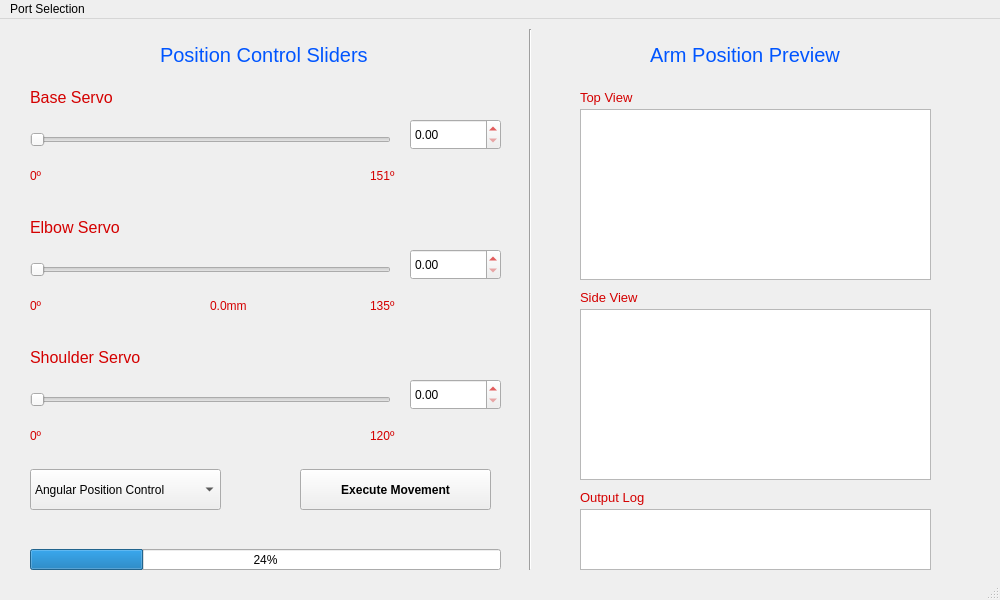
Before: the Qt Designer form pArm/GUI/InProgressGUI.ui in pArm-TFG/pArm-S1, drawn with Qt 5.
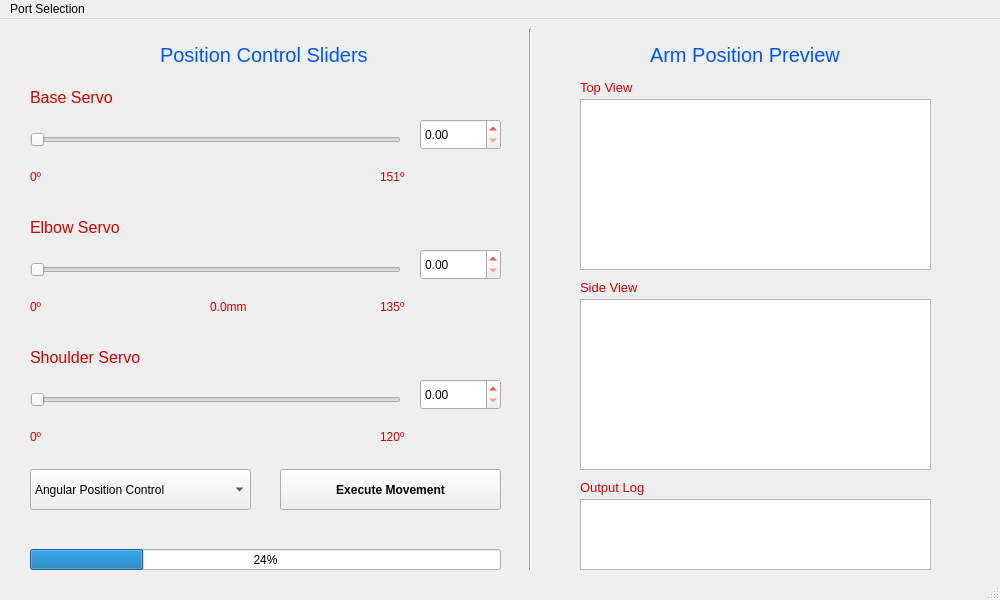
After: the same form once the commit is applied. Custom widgets are drawn as their Qt base class.

The edit to the form file:
```diff
--- a/pArm/GUI/InProgressGUI.ui
+++ b/pArm/GUI/InProgressGUI.ui
@@ -74,7 +74,7 @@
      <rect>
       <x>30</x>
       <y>110</y>
-      <width>361</width>
+      <width>371</width>
       <height>22</height>
      </rect>
     </property>
@@ -213,7 +213,7 @@
      <rect>
       <x>30</x>
       <y>240</y>
-      <width>361</width>
+      <width>371</width>
       <height>22</height>
      </rect>
     </property>
@@ -229,7 +229,7 @@
      <rect>
       <x>30</x>
       <y>370</y>
-      <width>361</width>
+      <width>371</width>
       <height>22</height>
      </rect>
     </property>
@@ -245,7 +245,7 @@
      <rect>
       <x>30</x>
       <y>450</y>
-      <width>191</width>
+      <width>221</width>
       <height>41</height>
      </rect>
     </property>
@@ -266,9 +266,9 @@
    <widget class="QPushButton" name="ExecuteButton">
     <property name="geometry">
      <rect>
-      <x>300</x>
+      <x>280</x>
       <y>450</y>
-      <width>191</width>
+      <width>221</width>
       <height>41</height>
      </rect>
     </property>
@@ -358,9 +358,9 @@
    <widget class="QDoubleSpinBox" name="doubleSpinBox1">
     <property name="geometry">
      <rect>
-      <x>410</x>
+      <x>420</x>
       <y>100</y>
-      <width>91</width>
+      <width>81</width>
       <height>31</height>
      </rect>
     </property>
@@ -368,9 +368,9 @@
    <widget class="QDoubleSpinBox" name="doubleSpinBox2">
     <property name="geometry">
      <rect>
-      <x>410</x>
+      <x>420</x>
       <y>230</y>
-      <width>91</width>
+      <width>81</width>
       <height>31</height>
      </rect>
     </property>
@@ -378,9 +378,9 @@
    <widget class="QDoubleSpinBox" name="doubleSpinBox3">
     <property name="geometry">
      <rect>
-      <x>410</x>
+      <x>420</x>
       <y>360</y>
-      <width>91</width>
+      <width>81</width>
       <height>31</height>
      </rect>
     </property>
@@ -390,8 +390,8 @@
      <rect>
       <x>30</x>
       <y>150</y>
-      <width>47</width>
-      <height>13</height>
+      <width>91</width>
+      <height>16</height>
      </rect>
     </property>
     <property name="text">
@@ -401,10 +401,10 @@
    <widget class="QLabel" name="subLabel2">
     <property name="geometry">
      <rect>
-      <x>370</x>
+      <x>380</x>
       <y>150</y>
-      <width>47</width>
-      <height>13</height>
+      <width>71</width>
+      <height>16</height>
      </rect>
     </property>
     <property name="text">
@@ -416,8 +416,8 @@
      <rect>
       <x>30</x>
       <y>280</y>
-      <width>47</width>
-      <height>13</height>
+      <width>81</width>
+      <height>16</height>
      </rect>
     </property>
     <property name="text">
@@ -427,10 +427,10 @@
    <widget class="QLabel" name="subLabel4">
     <property name="geometry">
      <rect>
-      <x>370</x>
+      <x>380</x>
       <y>280</y>
-      <width>47</width>
-      <height>13</height>
+      <width>71</width>
+      <height>16</height>
      </rect>
     </property>
     <property name="text">
@@ -442,8 +442,8 @@
      <rect>
       <x>30</x>
       <y>410</y>
-      <width>47</width>
-      <height>13</height>
+      <width>81</width>
+      <height>16</height>
      </rect>
     </property>
     <property name="text">
@@ -453,10 +453,10 @@
    <widget class="QLabel" name="subLabel6">
     <property name="geometry">
      <rect>
-      <x>370</x>
+      <x>380</x>
       <y>410</y>
-      <width>47</width>
-      <height>13</height>
+      <width>81</width>
+      <height>16</height>
      </rect>
     </property>
     <property name="text">
@@ -468,8 +468,8 @@
      <rect>
       <x>210</x>
       <y>280</y>
-      <width>47</width>
-      <height>13</height>
+      <width>81</width>
+      <height>16</height>
      </rect>
     </property>
     <property name="text">
@@ -480,7 +480,7 @@
     <property name="geometry">
      <rect>
       <x>580</x>
-      <y>90</y>
+      <y>80</y>
       <width>351</width>
       <height>171</height>
      </rect>
@@ -490,7 +490,7 @@
     <property name="geometry">
      <rect>
       <x>580</x>
-      <y>290</y>
+      <y>280</y>
       <width>351</width>
       <height>171</height>
      </rect>
@@ -500,7 +500,7 @@
     <property name="geometry">
      <rect>
       <x>580</x>
-      <y>70</y>
+      <y>60</y>
       <width>61</width>
       <height>16</height>
      </rect>
@@ -518,7 +518,7 @@
     <property name="geometry">
      <rect>
       <x>580</x>
-      <y>270</y>
+      <y>260</y>
       <width>71</width>
       <height>16</height>
      </rect>
@@ -536,9 +536,9 @@
     <property name="geometry">
      <rect>
       <x>580</x>
-      <y>490</y>
+      <y>480</y>
       <width>351</width>
-      <height>61</height>
+      <height>71</height>
      </rect>
     </property>
     <property name="cursor" stdset="0">
@@ -549,7 +549,7 @@
     <property name="geometry">
      <rect>
       <x>580</x>
-      <y>470</y>
+      <y>460</y>
       <width>71</width>
       <height>16</height>
      </rect>
```
